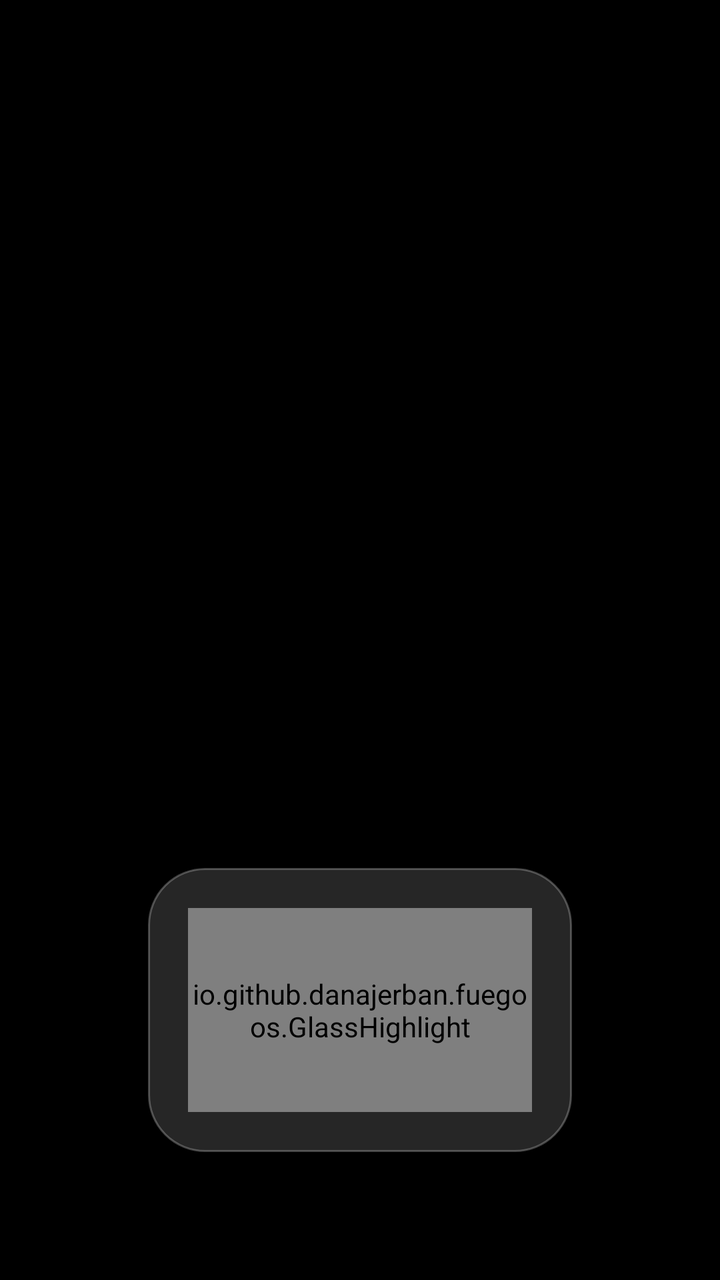
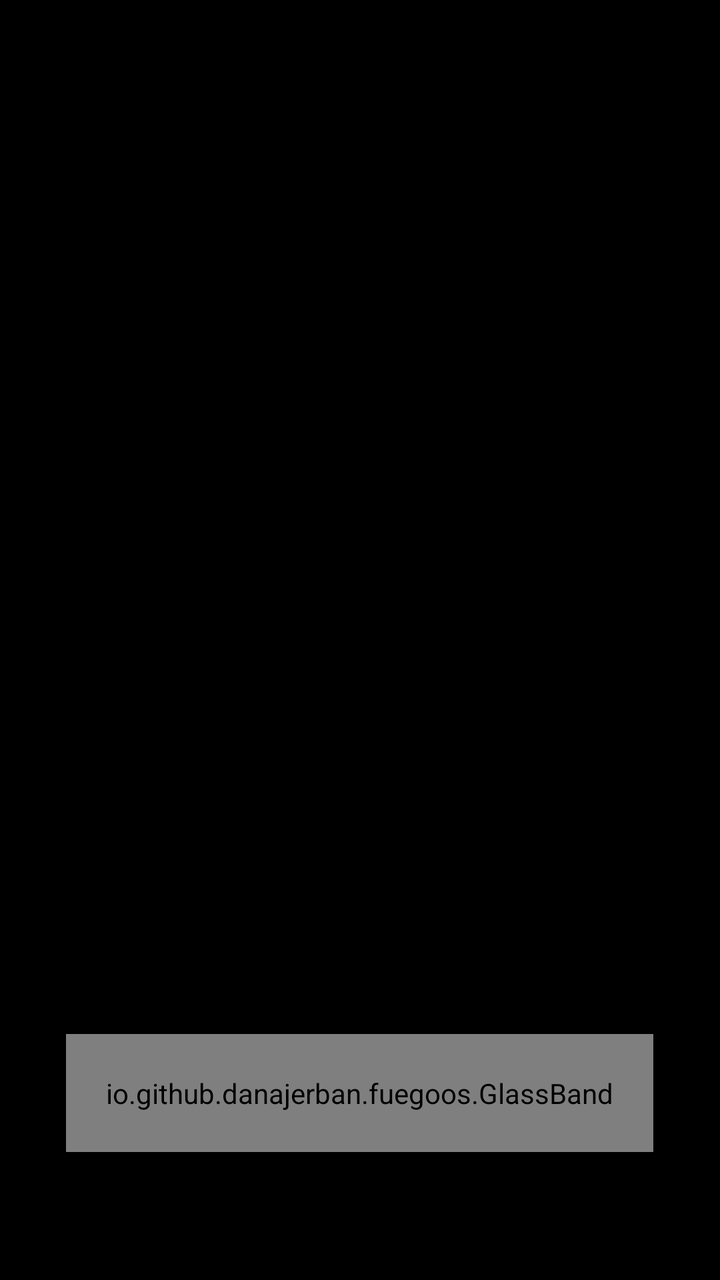

The first picture is an Android layout as it rendered before a commit; the second is the same layout after the commit. The layout source and the unified diff follow.
<!-- AndroidManifest.xml: application theme Theme.Fuego -->
<!-- res/layout/activity_home.xml -->
<?xml version="1.0" encoding="utf-8"?>
<FrameLayout xmlns:android="http://schemas.android.com/apk/res/android"
    android:layout_width="match_parent"
    android:layout_height="match_parent">

    
    <FrameLayout
        android:id="@+id/dock_band"
        android:layout_width="wrap_content"
        android:layout_height="wrap_content"
        android:layout_gravity="center_horizontal|bottom"
        android:layout_marginBottom="@dimen/dock_margin_bottom"
        android:background="@drawable/dock_band_background"
        android:clipChildren="false"
        android:clipToPadding="false"
        android:padding="@dimen/dock_band_padding">

        <io.github.danajerban.fuegoos.GlassHighlight
            android:id="@+id/focus_glass"
            android:layout_width="@dimen/focus_glass_width"
            android:layout_height="@dimen/focus_glass_height" />

        <LinearLayout
            android:id="@+id/dock"
            android:layout_width="wrap_content"
            android:layout_height="wrap_content"
            android:clipChildren="false"
            android:orientation="horizontal" />
    </FrameLayout>
</FrameLayout>
<!-- resources referenced by this layout -->
<resources>
  <dimen name="dock_band_padding">20dp</dimen>
  <dimen name="dock_margin_bottom">64dp</dimen>
  <dimen name="focus_glass_height">102dp</dimen>
  <dimen name="focus_glass_width">172dp</dimen>
  <!-- drawable dock_band_background (drawable) -->
  <?xml version="1.0" encoding="utf-8"?>
  <shape xmlns:android="http://schemas.android.com/apk/res/android" android:shape="rectangle">
      <corners android:radius="@dimen/dock_band_corner" />
      <solid android:color="#26FFFFFF" />
      <stroke
          android:width="1dp"
          android:color="#40FFFFFF" />
  </shape>
  <style name="Theme.Fuego" parent="@android:style/Theme.DeviceDefault.NoActionBar.Fullscreen">
          <item name="android:windowBackground">@android:color/black</item>
          <item name="android:windowShowWallpaper">false</item>
      </style>
  <dimen name="dock_band_corner">28dp</dimen>
</resources>

<!-- the commit's change to res/layout/activity_home.xml (unified diff, before → after) -->
@@ -4,13 +4,21 @@
     android:layout_height="match_parent">
 
     
-    <FrameLayout
+    <ImageView
+        android:id="@+id/artwork"
+        android:layout_width="match_parent"
+        android:layout_height="match_parent"
+        android:alpha="0"
+        android:importantForAccessibility="no"
+        android:scaleType="centerCrop" />
+
+    
+    <io.github.danajerban.fuegoos.GlassBand
         android:id="@+id/dock_band"
         android:layout_width="wrap_content"
         android:layout_height="wrap_content"
         android:layout_gravity="center_horizontal|bottom"
         android:layout_marginBottom="@dimen/dock_margin_bottom"
-        android:background="@drawable/dock_band_background"
         android:clipChildren="false"
         android:clipToPadding="false"
         android:padding="@dimen/dock_band_padding">
@@ -26,5 +34,5 @@
             android:layout_height="wrap_content"
             android:clipChildren="false"
             android:orientation="horizontal" />
-    </FrameLayout>
+    </io.github.danajerban.fuegoos.GlassBand>
 </FrameLayout>
<!-- resource entries referenced after the edit -->
@@ -4,19 +4,9 @@
   <dimen name="dock_margin_bottom">64dp</dimen>
   <dimen name="focus_glass_height">102dp</dimen>
   <dimen name="focus_glass_width">172dp</dimen>
-  <!-- drawable dock_band_background (drawable) -->
-  <?xml version="1.0" encoding="utf-8"?>
-  <shape xmlns:android="http://schemas.android.com/apk/res/android" android:shape="rectangle">
-      <corners android:radius="@dimen/dock_band_corner" />
-      <solid android:color="#26FFFFFF" />
-      <stroke
-          android:width="1dp"
-          android:color="#40FFFFFF" />
-  </shape>
   <style name="Theme.Fuego" parent="@android:style/Theme.DeviceDefault.NoActionBar.Fullscreen">
           <item name="android:windowBackground">@android:color/black</item>
           <item name="android:windowShowWallpaper">false</item>
       </style>
-  <dimen name="dock_band_corner">28dp</dimen>
 </resources>
 
